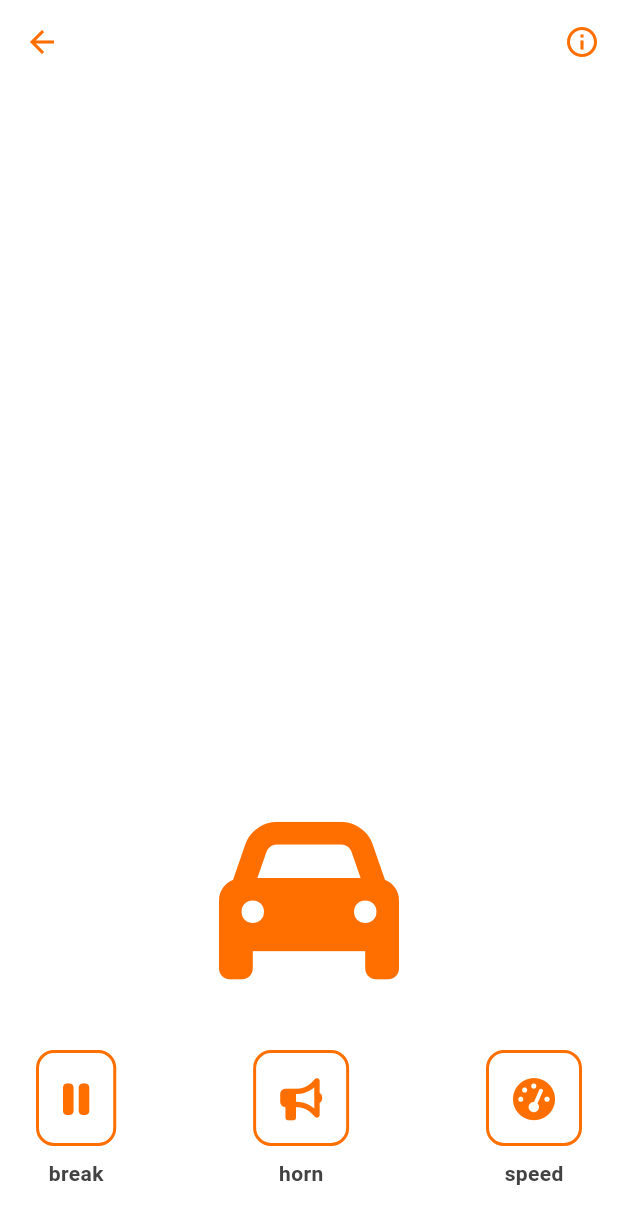
After one commit to CowryCode/smile_gram, a Flutter app: the GameGrid screen opened directly, after a tap on an icon or button, on a phone screen of 412 x 824 dp. The commit adds this screen. Shown: the top 1224 px of the screen. Run offline on Flutter 3.47's test engine with Material 3 defaults, Android fonts, the phone set to English and light mode, and no system bars; our stand-ins replace font_awesome_flutter.

Commit message:
game play screen added

```diff
--- a/lib/screens/game_grid.dart
+++ b/lib/screens/game_grid.dart
@@ -1,6 +1,7 @@
 // game_grid_component.dart
 import 'package:flutter/material.dart';
 import 'package:font_awesome_flutter/font_awesome_flutter.dart';
+import 'package:smileapp/screens/game_play.dart';
 
 class GameGrid extends StatelessWidget {
   const GameGrid({super.key});
@@ -10,12 +11,20 @@ class GameGrid extends StatelessWidget {
     final theme = Theme.of(context).colorScheme;
 
     final List<_GameMatch> games = [
-      _GameMatch(icon: FontAwesomeIcons.dragon, title: 'Apex Legends', match: 89),
-      _GameMatch(icon: FontAwesomeIcons.robot, title: 'Horizon Forbidden West', match: 87),
-      _GameMatch(icon: FontAwesomeIcons.gamepad, title: 'Apex Legends', match: 85),
-      _GameMatch(icon: FontAwesomeIcons.crosshairs, title: 'Apex Legends', match: 85),
-      _GameMatch(icon: FontAwesomeIcons.skull, title: 'Apex Legends', match: 85),
-      _GameMatch(icon: FontAwesomeIcons.ghost, title: 'Apex Legends', match: 85),
+      _GameMatch(
+          icon: FontAwesomeIcons.dragon, title: 'Apex Legends', match: 89),
+      _GameMatch(
+          icon: FontAwesomeIcons.robot,
+          title: 'Horizon Forbidden West',
+          match: 87),
+      _GameMatch(
+          icon: FontAwesomeIcons.gamepad, title: 'Apex Legends', match: 85),
+      _GameMatch(
+          icon: FontAwesomeIcons.crosshairs, title: 'Apex Legends', match: 85),
+      _GameMatch(
+          icon: FontAwesomeIcons.skull, title: 'Apex Legends', match: 85),
+      _GameMatch(
+          icon: FontAwesomeIcons.ghost, title: 'Apex Legends', match: 85),
     ];
 
     return Scaffold(
@@ -27,13 +36,15 @@ class GameGrid extends StatelessWidget {
         color: theme.surface,
         child: SafeArea(
           child: Padding(
-            padding: const EdgeInsets.symmetric(horizontal: 12.0, vertical: 8.0),
+            padding:
+                const EdgeInsets.symmetric(horizontal: 12.0, vertical: 8.0),
             child: Column(
               children: [
                 Expanded(
                   child: GridView.builder(
                     itemCount: games.length,
-                    gridDelegate: const SliverGridDelegateWithFixedCrossAxisCount(
+                    gridDelegate:
+                        const SliverGridDelegateWithFixedCrossAxisCount(
                       crossAxisCount: 2,
                       crossAxisSpacing: 12,
                       mainAxisSpacing: 12,
@@ -82,13 +93,20 @@ class _GameMatch {
 
 class _GameCard extends StatelessWidget {
   final _GameMatch game;
+
   const _GameCard({required this.game});
 
   @override
   Widget build(BuildContext context) {
     final theme = Theme.of(context).colorScheme;
 
-    return Card(
+    return InkWell(
+      onTap: () {
+        Navigator.of(context).push(
+            MaterialPageRoute(builder: (context) => const GamePlayPanel())
+        );
+      },
+      child: Card(
         color: theme.surface,
         shape: RoundedRectangleBorder(borderRadius: BorderRadius.circular(16)),
         child: Stack(
@@ -136,6 +154,7 @@ class _GameCard extends StatelessWidget {
             ),
           ],
         ),
+      ),
     );
   }
 }
--- /dev/null
+++ b/lib/screens/game_play.dart
@@ -0,0 +1,108 @@
+// car_sound_panel.dart
+import 'package:flutter/material.dart';
+import 'package:font_awesome_flutter/font_awesome_flutter.dart';
+
+class GamePlayPanel extends StatelessWidget {
+  const GamePlayPanel({super.key});
+
+  @override
+  Widget build(BuildContext context) {
+    final theme = Theme.of(context).colorScheme;
+
+    return Scaffold(
+      appBar: AppBar(
+        backgroundColor: theme.background,
+        elevation: 0,
+        actions: [
+          IconButton(
+            icon: Icon(Icons.info_outline, color: theme.primary),
+            onPressed: () {},
+          ),
+        ],
+      ),
+      body: Column(
+        children: [
+          const Spacer(),
+
+          // Car Icon Placeholder
+          FaIcon(
+            FontAwesomeIcons.car,
+            size: 120,
+            color: theme.primary,
+          ),
+
+          const SizedBox(height: 40),
+
+          Padding(
+            padding: const EdgeInsets.symmetric(horizontal: 24.0),
+            child: Row(
+              mainAxisAlignment: MainAxisAlignment.spaceBetween,
+              children: const [
+                _SoundButton(
+                  label: 'break',
+                  icon: FontAwesomeIcons.pause,
+                ),
+                _SoundButton(
+                  label: 'horn',
+                  icon: FontAwesomeIcons.bullhorn,
+                ),
+                _SoundButton(
+                  label: 'speed',
+                  icon: FontAwesomeIcons.gaugeHigh,
+                ),
+              ],
+            ),
+          ),
+
+          const SizedBox(height: 32),
+        ],
+      ),
+    );
+  }
+}
+
+class _SoundButton extends StatelessWidget {
+  final String label;
+  final IconData icon;
+
+  const _SoundButton({
+    required this.label,
+    required this.icon,
+  });
+
+  @override
+  Widget build(BuildContext context) {
+    final theme = Theme.of(context).colorScheme;
+
+    return Column(
+      children: [
+        InkWell(
+          onTap: () {
+            // You could add sound playback logic here
+          },
+          borderRadius: BorderRadius.circular(12),
+          child: Container(
+            padding: const EdgeInsets.all(16),
+            decoration: BoxDecoration(
+              border: Border.all(color: theme.primary, width: 2),
+              borderRadius: BorderRadius.circular(12),
+            ),
+            child: FaIcon(
+              icon,
+              size: 28,
+              color: theme.primary,
+            ),
+          ),
+        ),
+        const SizedBox(height: 8),
+        Text(
+          label,
+          style: TextStyle(
+            color: theme.onBackground,
+            fontWeight: FontWeight.w600,
+          ),
+        ),
+      ],
+    );
+  }
+}
```
Also changed, not shown: 1 other file. Lines whose indentation alone changed are shown as unchanged.
